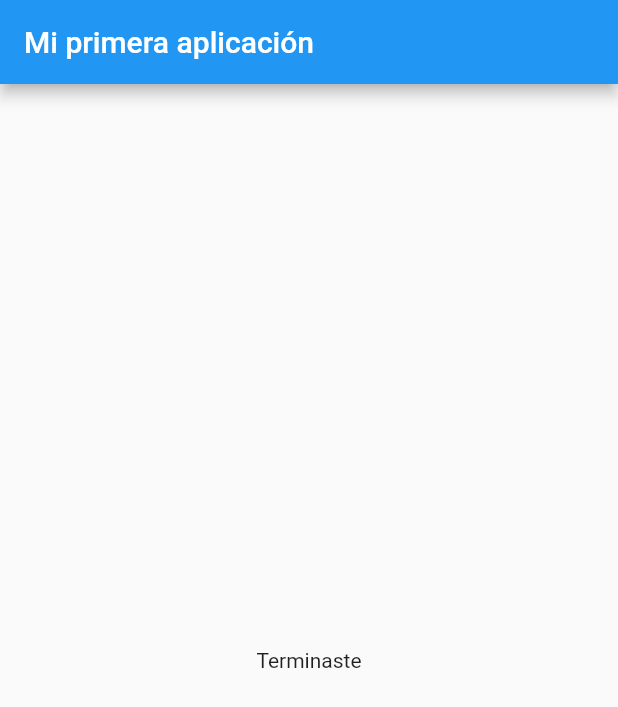
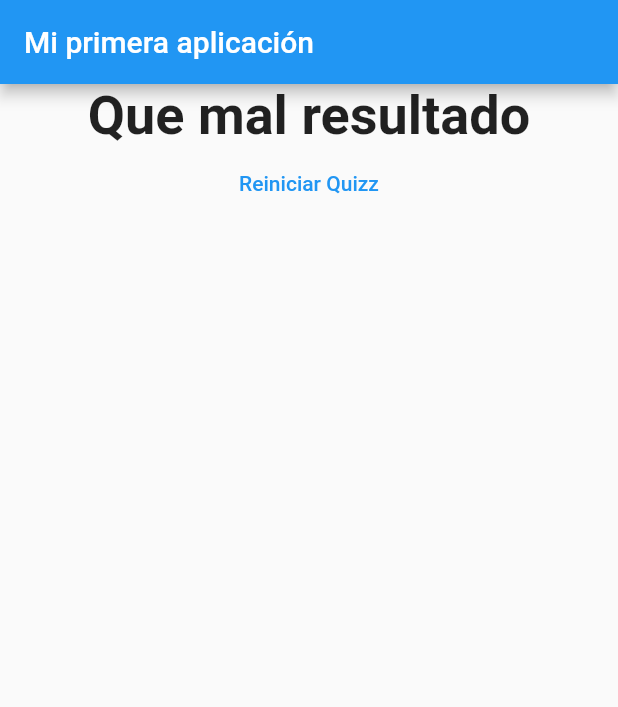
Before and after one commit to jebusdoodles/quiz-app-flutter, a Flutter app: the screen it shows after launch, after a tap on "Chilaquiles", after a tap on "Lisa", after a tap on "Anna Kerenina", on a phone screen of 412 x 824 dp. Shown: the top 707 px of the screen. Run offline on Flutter 3.47's test engine with Material 2 defaults, Android fonts, the phone set to English and light mode, and no system bars.

Commit message:
restart quizz and counting points

```diff
--- a/lib/main.dart
+++ b/lib/main.dart
@@ -45,6 +45,13 @@ class _MyAppState extends State<MyApp>{
   var _questionIndex = 0;
   var _totalScore = 0;
 
+  void _resetQuiz(){
+    setState(() {
+      _questionIndex = 0;
+      _totalScore = 0;
+    });
+  }
+
   void _answerQuestion(int score){
 
     _totalScore += score;
@@ -58,7 +65,7 @@ class _MyAppState extends State<MyApp>{
     if(_questionIndex < _questions.length){
       print('Tenemos más preguntas');
     } else {
-      print('No hay más datos');
+      print('No hay más preguntas');
     }
 
   }
@@ -76,7 +83,8 @@ class _MyAppState extends State<MyApp>{
             questionIndex: _questionIndex,
             questions: _questions,
           )
-        : Result(),
-    ),);
+        : Result(_totalScore, _resetQuiz)
+      ),
+    );
   }
 }
--- a/lib/result.dart
+++ b/lib/result.dart
@@ -1,10 +1,45 @@
 import 'package:flutter/material.dart';
 
 class Result extends StatelessWidget {
+
+  final int resultScore;
+  final Function resetHandler;
+
+  Result(this.resultScore, this.resetHandler);
+
+  String get resultPhrase {
+
+    String resultText;
+
+    if(resultScore <= 8){
+      resultText = 'Eres asombroso';
+    } else if (resultScore <= 12) {
+      resultText = 'Bastante impresionante';
+    } else if (resultScore <= 16){
+      resultText = 'Eres raro';
+    } else {
+      resultText = 'Que mal resultado';
+    }
+
+    return resultText;
+  }
+
   @override
   Widget build(BuildContext context) {
     return Center(
-            child: Text('Terminaste')
+            child: Column(
+                    children: <Widget>[
+                      Text(resultPhrase,
+                        style: TextStyle(fontSize:  36, fontWeight: FontWeight.bold),
+                        textAlign: TextAlign.center,
+                      ),
+                      FlatButton(
+                        child: Text('Reiniciar Quizz'),
+                        onPressed: resetHandler,
+                        textColor: Colors.blue,
+                      )
+                    ],
+                  )
       );
   }
 }
```
